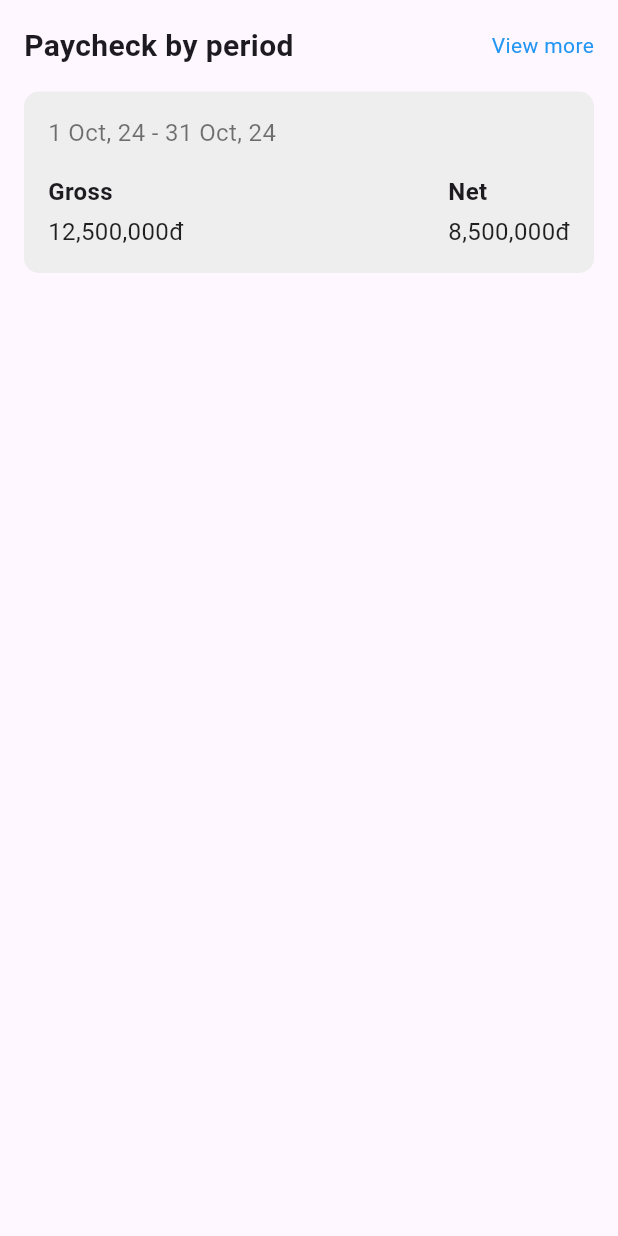
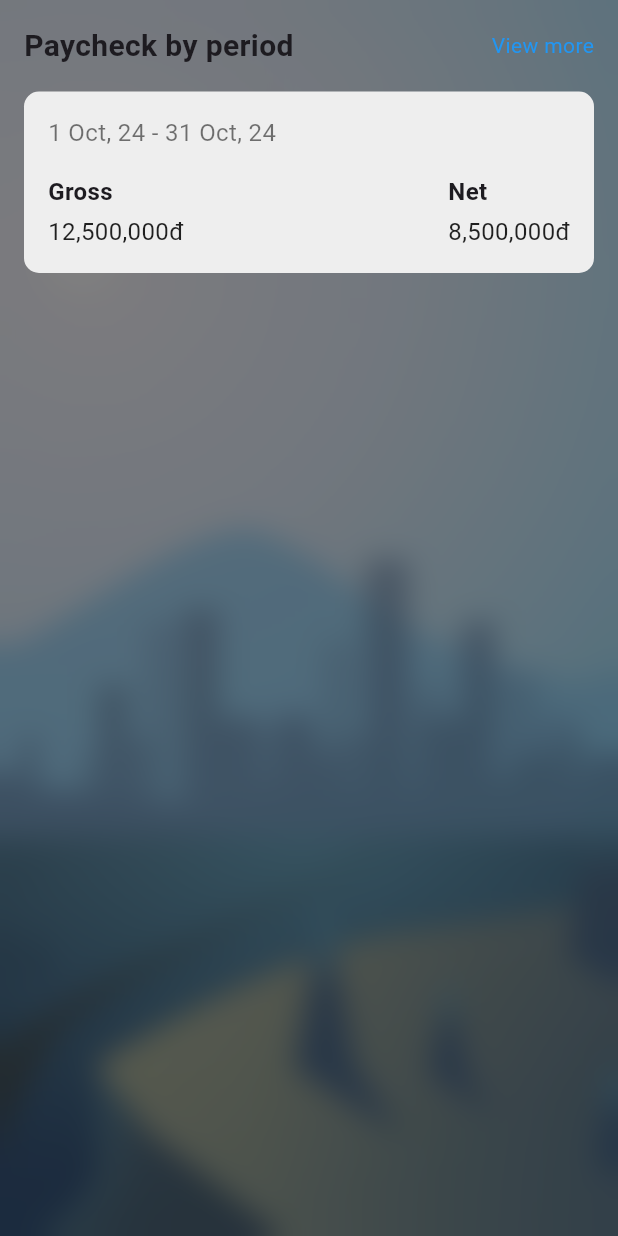
Before and after one commit to FOV-Fall2024/FOV-Fall2024-Mobile, a Flutter app: the PaycheckPage screen opened directly, on a phone screen of 412 x 824 dp. Run offline on Flutter 3.47's test engine with Material 3 defaults, Android fonts, the phone set to English and light mode, and no system bars; our stand-ins replace convex_bottom_bar, firebase_core, firebase_messaging, flutter_local_notifications, flutter_secure_storage, geolocator and 1 more; missing offline and left inert: flutter_analog_clock, redis; accounts and stored records are empty; network calls fail.

Commit message:
add background for main_menu sub_pages

```diff
--- /dev/null
+++ b/lib/app/presentation/pages/main_menu_pages/sub_pages/background_image_by_time.dart
@@ -0,0 +1,10 @@
+String getBackgroundImage() {
+  int hour = DateTime.now().hour;
+  if (hour >= 6 && hour < 12) {
+    return 'lib/assets/images/day.jpg';
+  } else if (hour >= 12 && hour < 18) {
+    return 'lib/assets/images/noon.jpg';
+  } else {
+    return 'lib/assets/images/night.jpg';
+  }
+}
--- a/lib/app/presentation/pages/main_menu_pages/sub_pages/paycheck_page.dart
+++ b/lib/app/presentation/pages/main_menu_pages/sub_pages/paycheck_page.dart
@@ -1,10 +1,28 @@
+import 'dart:ui';
 import 'package:flutter/material.dart';
+import 'package:fov_fall2024_waiter_mobile_app/app/presentation/pages/main_menu_pages/sub_pages/background_image_by_time.dart';
 
 class PaycheckPage extends StatelessWidget {
   @override
   Widget build(BuildContext context) {
     return Scaffold(
-      body: Padding(
+      body: Stack(
+        children: [
+          Container(
+            decoration: BoxDecoration(
+              image: DecorationImage(
+                image: AssetImage(getBackgroundImage()),
+                fit: BoxFit.cover,
+              ),
+            ),
+          ),
+          BackdropFilter(
+            filter: ImageFilter.blur(sigmaX: 10.0, sigmaY: 10.0),
+            child: Container(
+              color: Colors.black.withOpacity(0.5),
+            ),
+          ),
+          Padding(
             padding: const EdgeInsets.all(16.0),
             child: Column(
               crossAxisAlignment: CrossAxisAlignment.start,
@@ -12,6 +30,8 @@ class PaycheckPage extends StatelessWidget {
                 _buildPaycheckSection(context),
               ],
             ),
+          ),
+        ],
       ),
     );
   }
@@ -56,7 +76,7 @@ class PaycheckPage extends StatelessWidget {
             crossAxisAlignment: CrossAxisAlignment.start,
             children: [
               Text(
-                '1 Oct, 24 - 31 Oct, 24', // Paycheck period, need api
+                '1 Oct, 24 - 31 Oct, 24', // Paycheck period, need API
                 style: TextStyle(
                   fontSize: 16,
                   color: Colors.black54,
```
Also changed, not shown: lib/app/presentation/pages/main_menu_pages/sub_pages/home_page.dart (+21 -1 lines), lib/app/presentation/pages/main_menu_pages/sub_pages/order_page.dart (+38 -9 lines), lib/app/presentation/pages/main_menu_pages/sub_pages/setting_page.dart (+8 -1 lines). Lines whose indentation alone changed are shown as unchanged.
